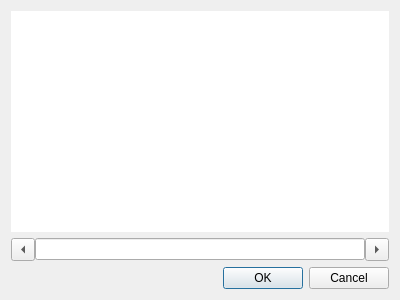
Before: the Qt Designer form src/desktop/ui/resetsession.ui in drawpile/Drawpile, drawn with Qt 5.
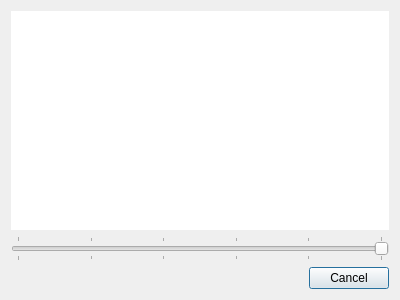
After: the same form once the commit is applied.

Commit message:
Reimplement session reset dialog
Also some improvements: dialog can now be used in offline mode as well
and can be used to copy the past snapshot to a new document.
Remove the feature for loading a file as a reset image. This can be
added back later if someone needs it.

The edit to the form file:
```diff
--- a/src/desktop/ui/resetsession.ui
+++ b/src/desktop/ui/resetsession.ui
@@ -34,35 +34,29 @@
     </widget>
    </item>
    <item>
-    <layout class="QHBoxLayout" name="horizontalLayout">
-     <property name="spacing">
-      <number>0</number>
+    <widget class="QSlider" name="snapshotSlider">
+     <property name="minimum">
+      <number>1</number>
      </property>
-     <item>
-      <widget class="QToolButton" name="btnPrev">
-       <property name="arrowType">
-        <enum>Qt::LeftArrow</enum>
-       </property>
-      </widget>
-     </item>
-     <item>
-      <widget class="QLineEdit" name="current">
-       <property name="alignment">
-        <set>Qt::AlignCenter</set>
-       </property>
-       <property name="readOnly">
+     <property name="maximum">
+      <number>6</number>
+     </property>
+     <property name="pageStep">
+      <number>1</number>
+     </property>
+     <property name="orientation">
+      <enum>Qt::Horizontal</enum>
+     </property>
+     <property name="invertedAppearance">
         <bool>true</bool>
        </property>
-      </widget>
-     </item>
-     <item>
-      <widget class="QToolButton" name="btnNext">
-       <property name="arrowType">
-        <enum>Qt::RightArrow</enum>
-       </property>
-      </widget>
-     </item>
-    </layout>
+     <property name="tickPosition">
+      <enum>QSlider::TicksBothSides</enum>
+     </property>
+     <property name="tickInterval">
+      <number>1</number>
+     </property>
+    </widget>
    </item>
    <item>
     <widget class="QDialogButtonBox" name="buttonBox">
@@ -70,7 +64,7 @@
       <enum>Qt::Horizontal</enum>
      </property>
      <property name="standardButtons">
-      <set>QDialogButtonBox::Cancel|QDialogButtonBox::Ok</set>
+      <set>QDialogButtonBox::Cancel</set>
      </property>
     </widget>
    </item>
```
Lines whose indentation alone changed are shown as unchanged. The commit also changes 9 other files.
